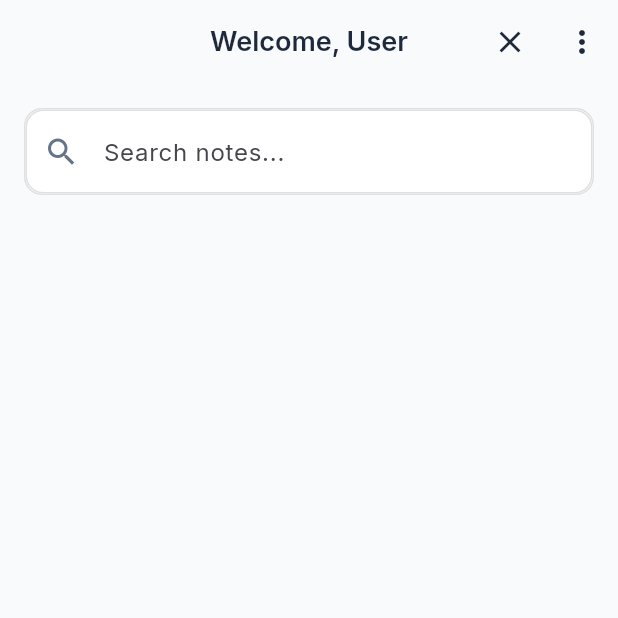
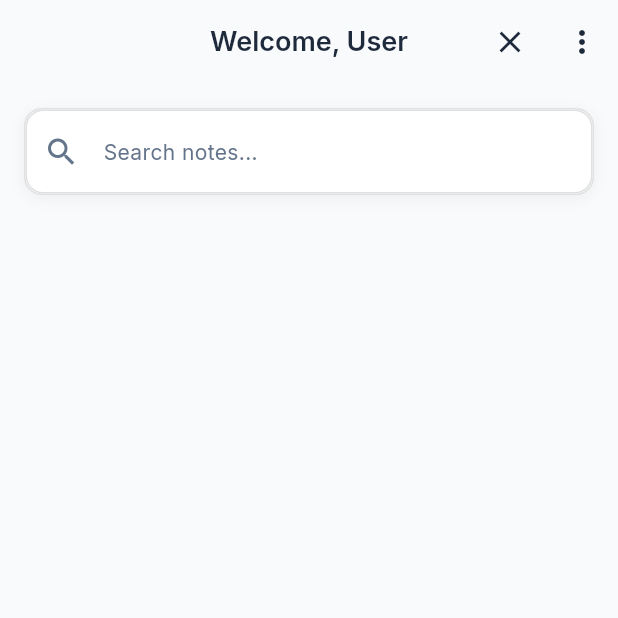
Before and after one commit to baranselklnc/take_note, a Flutter app: the NotesListPage screen opened directly, after a tap on the "search" icon, on a phone screen of 412 x 824 dp, the top half of it. Run offline on Flutter 3.47's test engine with Material 3 defaults, Android fonts, the phone set to English and light mode, and no system bars; our stand-ins replace connectivity_plus, dio, flutter_dotenv, flutter_riverpod, freezed_annotation, google_fonts and 4 more; accounts and stored records are empty; generated files the repository leaves out were written again; network calls fail; statements that could not run were skipped.

Commit message:
SearchBar bileşeninde tema uyumluluğu sağlandı. AppTheme yerine Theme.of(context) kullanılarak arama çubuğunun görünümü iyileştirildi. Yeni gölge efekti eklendi ve metin stilleri güncellendi.

```diff
--- a/lib/shared/widgets/search_bar.dart
+++ b/lib/shared/widgets/search_bar.dart
@@ -1,6 +1,5 @@
 import 'dart:async';
 import 'package:flutter/material.dart';
-import '../theme/app_theme.dart';
 import '../../core/constants/app_constants.dart';
 
 /// Search bar widget
@@ -56,25 +55,34 @@ class _SearchBarState extends State<SearchBar> {
     return Container(
       margin: const EdgeInsets.all(AppConstants.defaultPadding),
       decoration: BoxDecoration(
-        color: AppTheme.searchBarColor,
+        color: Theme.of(context).cardColor,
         borderRadius: BorderRadius.circular(12),
         border: Border.all(color: Colors.grey.shade300),
+        boxShadow: [
+          BoxShadow(
+            color: Colors.black.withOpacity(0.05),
+            blurRadius: 8,
+            offset: const Offset(0, 2),
+          ),
+        ],
       ),
       child: TextField(
         controller: _controller,
         onChanged: _onSearchChanged,
         decoration: InputDecoration(
           hintText: widget.hintText,
-          hintStyle: AppTheme.bodyMedium,
-          prefixIcon: const Icon(
+          hintStyle: Theme.of(context).textTheme.bodyMedium?.copyWith(
+            color: Theme.of(context).textTheme.bodySmall?.color,
+          ),
+          prefixIcon: Icon(
             Icons.search,
-            color: AppTheme.textSecondary,
+            color: Theme.of(context).textTheme.bodySmall?.color,
           ),
           suffixIcon: _controller.text.isNotEmpty
               ? IconButton(
-                  icon: const Icon(
+                  icon: Icon(
                     Icons.clear,
-                    color: AppTheme.textSecondary,
+                    color: Theme.of(context).textTheme.bodySmall?.color,
                   ),
                   onPressed: _clearSearch,
                 )
```
